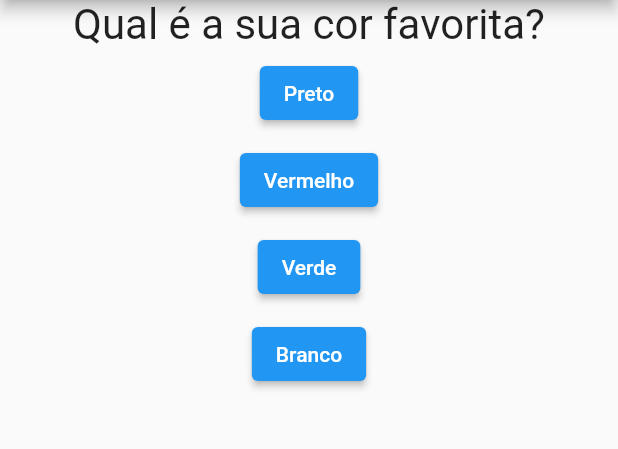
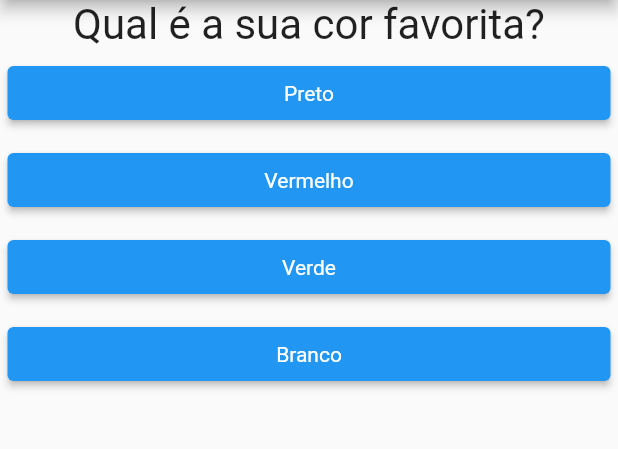
Before and after one commit to Jose-Alves92/projeto_perguntas, a Flutter app: the screen it shows after launch, on a phone screen of 412 x 824 dp, the part 84-533 px from its top. Run offline on Flutter 3.47's test engine with Material 2 defaults, Android fonts, the phone set to English and light mode, and no system bars.

Commit message:
Adicionado compomente button resposta

```diff
--- a/lib/main.dart
+++ b/lib/main.dart
@@ -1,5 +1,6 @@
 import 'package:flutter/material.dart';
 import 'questao.dart';
+import 'resposta.dart';
 
 main() => runApp(new PerguntaApp());
 
@@ -64,34 +65,7 @@ class PerguntaAppState extends State<PerguntaApp> {
             child: Column(
               children: <Widget>[
                 Questao(perguntas[perguntaSelecionada]['texto'].toString()),
-                Container(
-                  margin: EdgeInsets.all(5),
-                  child: ElevatedButton(
-                    child: Text(respostas[0].cast()['texto']),
-                    onPressed: responder,
-                    ),
-                ),
-                Container(
-                  margin: EdgeInsets.all(5),
-                  child: ElevatedButton(
-                    child: Text(respostas[1].cast()['texto']),
-                    onPressed: responder,
-                    ),
-                ),
-                Container(
-                  margin: EdgeInsets.all(5),
-                  child: ElevatedButton(
-                    child: Text(respostas[2].cast()['texto']),
-                    onPressed: responder,
-                    ),
-                ),
-                Container(
-                  margin: EdgeInsets.all(5),
-                  child: ElevatedButton(
-                    child: Text(respostas[3].cast()['texto']),
-                    onPressed: responder,
-                    ),
-                ),
+                ...respostas.map((text) => Resposta(text.cast()['texto'], responder)),
               ],
             ),
           ) : null,
--- /dev/null
+++ b/lib/resposta.dart
@@ -0,0 +1,20 @@
+import 'package:flutter/material.dart';
+
+class Resposta extends StatelessWidget {
+  final String texto;
+  final void Function() responder;
+
+  Resposta(this.texto, this.responder);
+
+  Widget build(BuildContext context) {
+    return Container(
+                  width: double.infinity,
+                  margin: EdgeInsets.all(5),
+                  child: ElevatedButton(
+                    style: ElevatedButton.styleFrom(textStyle: TextStyle(color: Colors.white)),
+                    child: Text(texto),
+                    onPressed: responder,
+                    ),
+                );
+  }
+}
```
